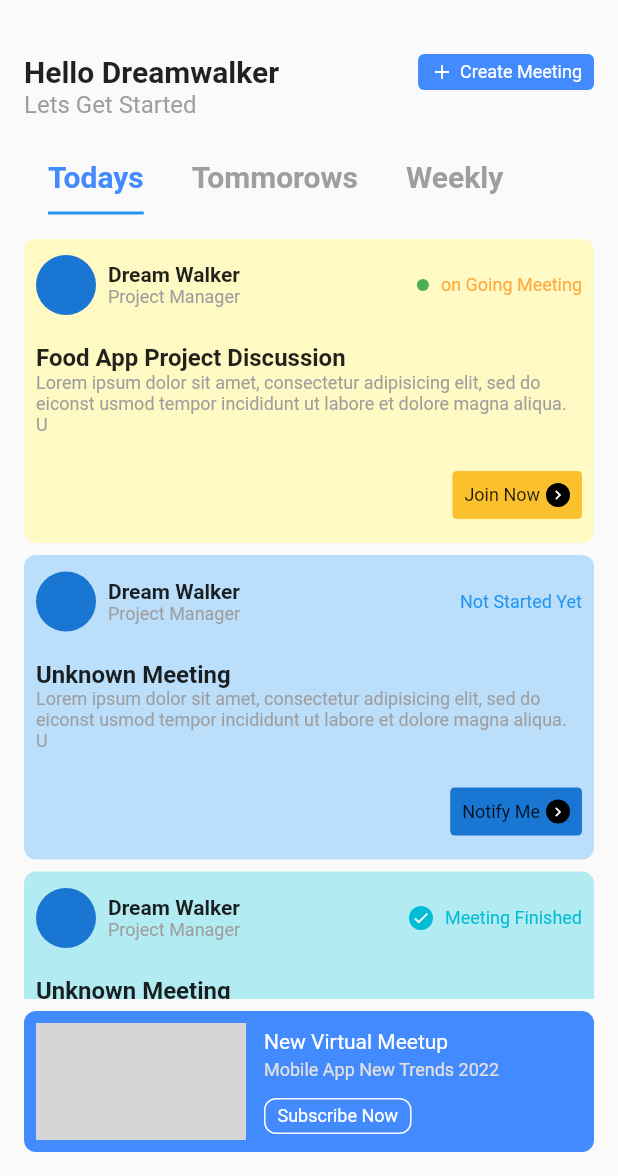
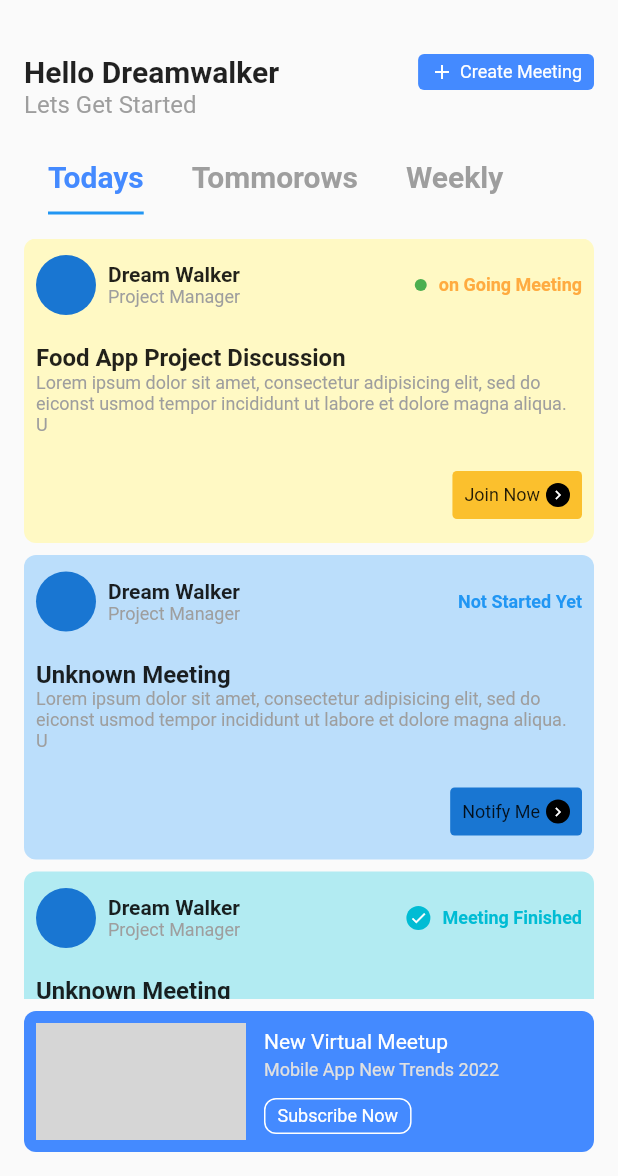
Before and after one commit to JAICHANGPARK/flutter_notebook_19th_story, a Flutter app: the screen it shows after launch, on a phone screen of 412 x 824 dp, the part 60-1236 px from its top. Run offline on Flutter 3.47's test engine with Material 2 defaults, Android fonts, the phone set to English and light mode, and no system bars; our stand-ins replace bubble_tab_indicator, cached_network_image, countup, fl_chart, flutter_riverpod, freezed_annotation and 2 more; network calls fail; grey boxes are pictures that could not be loaded.

Commit message:
Update meeting_state_widget.dart

```diff
--- a/lib/ep1139_office_meeting_app/src/ui/widgets/meeting_state_widget.dart
+++ b/lib/ep1139_office_meeting_app/src/ui/widgets/meeting_state_widget.dart
@@ -28,6 +28,7 @@ class MeetingStateWidget extends StatelessWidget {
             style: TextStyle(
               color: Colors.orangeAccent,
               fontSize: 12,
+              fontWeight: FontWeight.bold,
             ),
           )
         ],
@@ -40,6 +41,7 @@ class MeetingStateWidget extends StatelessWidget {
             style: TextStyle(
               color: color,
               fontSize: 12,
+              fontWeight: FontWeight.bold,
             ),
           )
         ],
@@ -51,7 +53,10 @@ class MeetingStateWidget extends StatelessWidget {
             radius: 8,
             backgroundColor: color,
             foregroundColor: Colors.white,
-            child: Icon(Icons.check, size: 12,),
+            child: Icon(
+              Icons.check,
+              size: 12,
+            ),
           ),
           SizedBox(
             width: 8,
@@ -61,6 +66,7 @@ class MeetingStateWidget extends StatelessWidget {
             style: TextStyle(
               color: color,
               fontSize: 12,
+              fontWeight: FontWeight.bold,
             ),
           )
         ],
```
